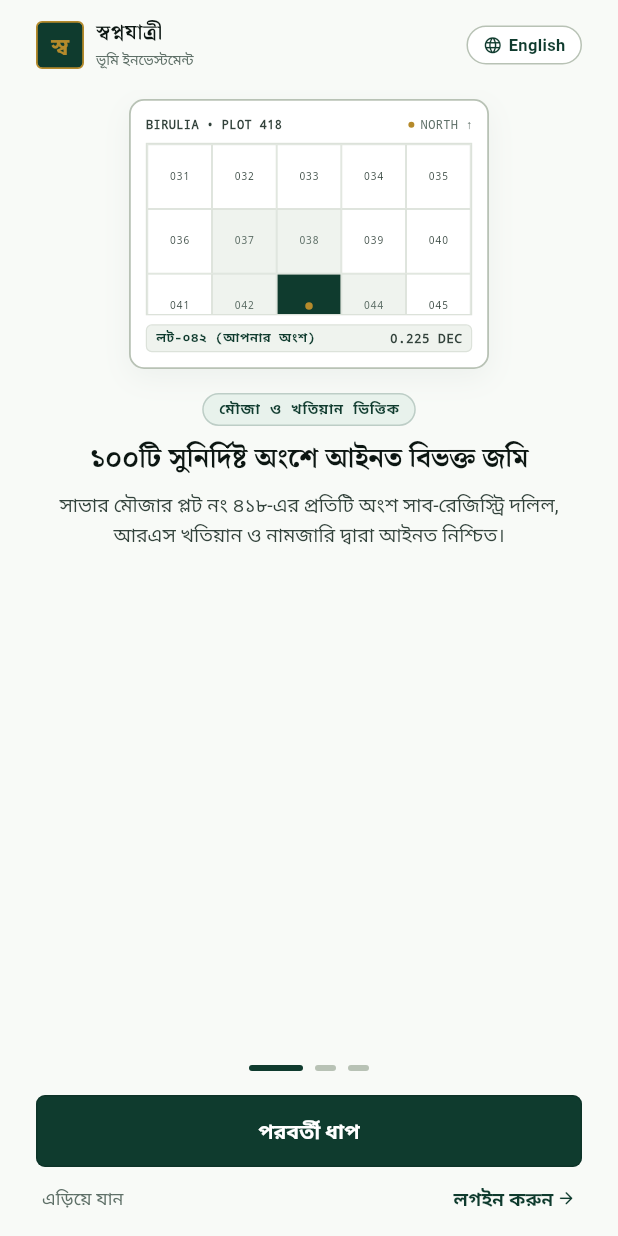
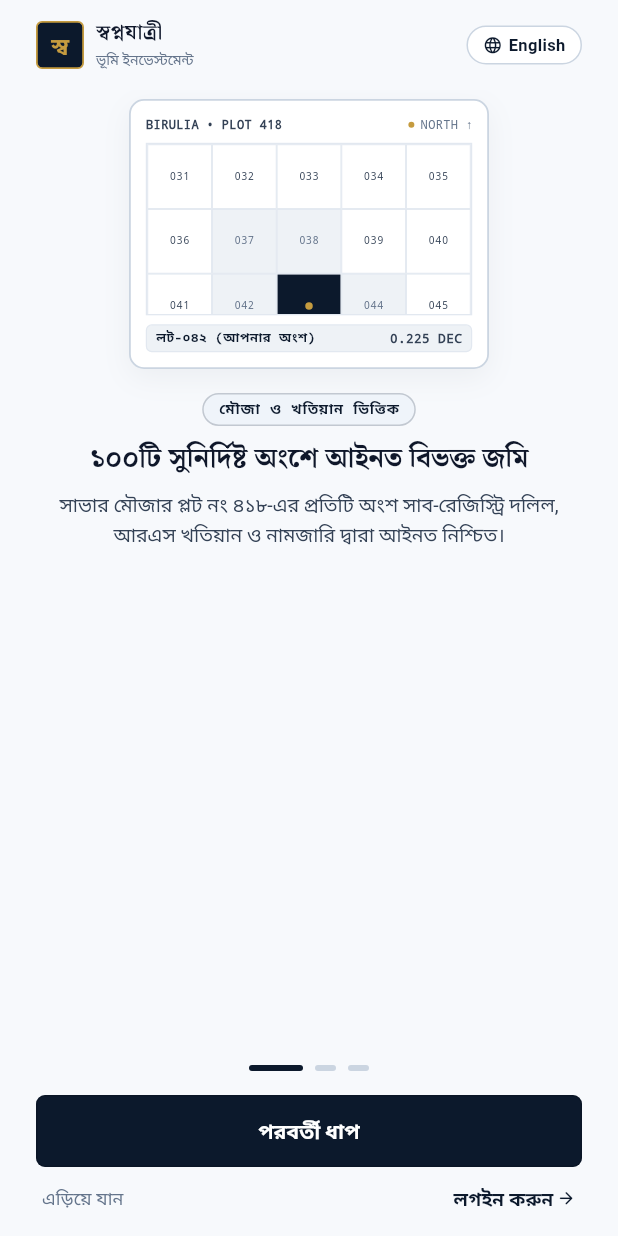
Before and after one commit to mashkurulalamohi37/investment, a Flutter app: the screen it shows after launch, on a phone screen of 412 x 824 dp. Run offline on Flutter 3.47's test engine with Material 3 defaults, Android fonts, the phone set to English and light mode, and no system bars; our stand-ins replace fl_chart, google_fonts; Roboto replaces fonts that are missing (Anek Bangla, Noto Serif Bengali).

Commit message:
feat(design): Sovereign Obsidian Navy & Champagne Gold palette, luxury holding card, custom web preloader, and responsive frame

```diff
--- a/lib/core/theme/app_colors.dart
+++ b/lib/core/theme/app_colors.dart
@@ -1,7 +1,7 @@
 import 'package:flutter/material.dart';
 
-/// Institutional Banking & Land Registry Palette ("The Khatian Concept")
-/// Exposes strictly typed tokens via [ThemeExtension<AppPalette>]
+/// Sovereign Private Wealth & Land Registry Palette
+/// Replaces generic AI-green with Majestic Obsidian Navy & Champagne Gold
 class AppPalette extends ThemeExtension<AppPalette> {
   final Color canvas;
   final Color surface;
@@ -11,10 +11,10 @@ class AppPalette extends ThemeExtension<AppPalette> {
   final Color ink;
   final Color inkSecondary;
   final Color inkTertiary;
-  final Color pine;
+  final Color pine; // Sovereign Obsidian Navy (Primary Brand Token)
   final Color pineDeep;
   final Color pineTint;
-  final Color brass;
+  final Color brass; // Warm Champagne Gold (Heritage Accent Token)
   final Color brassLight;
   final Color vermilion;
   final Color jade;
@@ -41,46 +41,46 @@ class AppPalette extends ThemeExtension<AppPalette> {
     required this.slate,
   });
 
-  /// Light — High-Contrast Royal Architectural Linen & Deep Pine
+  /// Light — Royal Silk Ivory & Sovereign Obsidian Navy
   static const light = AppPalette(
-    canvas: Color(0xFFF8FAF7),         // Crisp, pure warm linen paper with luminous clarity
-    surface: Color(0xFFFFFFFF),        // Pure paper white for cards & sheets
-    surfaceSunken: Color(0xFFEFF3EE),  // Architectural sunken wells & map fields
-    rule: Color(0xFFDCE2DA),           // Crisp, refined 1px hairline border
-    ruleStrong: Color(0xFFB8C2B5),     // Architectural frame borders & table dividers
-    ink: Color(0xFF0C1612),            // Deep obsidian charcoal — ultra-legible high contrast
-    inkSecondary: Color(0xFF32423B),   // Dark pine charcoal for secondary copy (never washed out)
-    inkTertiary: Color(0xFF5E6F67),    // Crisp metadata & labels
-    pine: Color(0xFF0F3B2E),           // Sovereign Forest Emerald (luxurious institutional depth)
-    pineDeep: Color(0xFF072119),       // Base gradient and pressed state
-    pineTint: Color(0xFFE8F2EC),       // Soft sage tint for active pills & highlight rows
-    brass: Color(0xFFB58A2B),          // Royal heritage gold & engraved seals
-    brassLight: Color(0xFFD6AB47),     // Gold highlight ring
-    vermilion: Color(0xFFB3261E),      // Registrar's stamp red
-    jade: Color(0xFF0D7A55),           // Verified badge, dividend returns, positive delta
-    amberInk: Color(0xFF9E6310),       // Pending status, escrow disclosures
-    slate: Color(0xFF283E50),          // Legal jurisdiction tags
+    canvas: Color(0xFFF7F9FC),         // Luminous warm porcelain silk
+    surface: Color(0xFFFFFFFF),        // Crisp pure porcelain surface
+    surfaceSunken: Color(0xFFEEF2F6),  // Architectural sunken well
+    rule: Color(0xFFE2E8F0),           // Crisp 1px hairline border
+    ruleStrong: Color(0xFFCBD5E1),     // Definitive frame border
+    ink: Color(0xFF0F172A),            // Deep Obsidian Charcoal — 100% legibility
+    inkSecondary: Color(0xFF334155),   // Slate Charcoal for secondary copy
+    inkTertiary: Color(0xFF64748B),    // Cool Slate for metadata & timestamps
+    pine: Color(0xFF0C192C),           // Sovereign Obsidian Navy (Royal Authority)
+    pineDeep: Color(0xFF050D18),       // Deep obsidian base
+    pineTint: Color(0xFFEFF4FA),       // Soft porcelain navy tint
+    brass: Color(0xFFC59B3F),          // Warm Brushed Champagne Gold
+    brassLight: Color(0xFFE4BD68),     // Radiant gold highlight
+    vermilion: Color(0xFFDC2626),      // Red alert & rejection
+    jade: Color(0xFF059669),           // Verified badge, dividend returns, positive delta
+    amberInk: Color(0xFFD97706),       // Warm amber for escrow disclosures
+    slate: Color(0xFF475569),          // Legal jurisdiction tags
   );
 
-  /// Dark — Luxury Obsidian Midnight & Glowing Emerald
+  /// Dark — Luxury Midnight Obsidian & Radiant Champagne Gold
   static const dark = AppPalette(
-    canvas: Color(0xFF080D0B),         // Deep obsidian velvet
-    surface: Color(0xFF101915),        // Elevated dark pine slate
-    surfaceSunken: Color(0xFF050806),  // Deep sunken well
-    rule: Color(0xFF1B2922),           // Subtle dark separator
-    ruleStrong: Color(0xFF2A3D34),     // Strong frame outline
-    ink: Color(0xFFF7FAF8),            // Pristine, crisp white text
-    inkSecondary: Color(0xFFA8B8AF),   // High-contrast readable secondary
-    inkTertiary: Color(0xFF72837B),    // Legible metadata
-    pine: Color(0xFF1E614B),           // Vibrant luminous emerald
-    pineDeep: Color(0xFF0F382C),       // Dark pine base
-    pineTint: Color(0xFF132B22),       // Dark pine highlight tint
-    brass: Color(0xFFD4AF37),          // Radiant royal gold foil
-    brassLight: Color(0xFFE8C868),     // Bright gold highlight
-    vermilion: Color(0xFFE05343),      // Red alert
-    jade: Color(0xFF22C55E),           // Glowing verified jade
-    amberInk: Color(0xFFD99B26),       // Warm gold warning
-    slate: Color(0xFF8BA5BF),          // Slate tag
+    canvas: Color(0xFF070B12),         // Midnight Obsidian Velvet
+    surface: Color(0xFF0F1726),        // Elevated Deep Navy Slate
+    surfaceSunken: Color(0xFF05080E),  // Sunken dark well
+    rule: Color(0xFF1E293B),           // Dark hairline divider
+    ruleStrong: Color(0xFF334155),     // Dark strong frame outline
+    ink: Color(0xFFF8FAFC),            // Pristine crisp white text
+    inkSecondary: Color(0xFF94A3B8),   // High-contrast readable secondary
+    inkTertiary: Color(0xFF64748B),    // Legible metadata
+    pine: Color(0xFF1E3A5F),           // Radiant Royal Navy / Cobalt
+    pineDeep: Color(0xFF0F2238),       // Base navy
+    pineTint: Color(0xFF132238),       // Dark navy highlight tint
+    brass: Color(0xFFE5B85C),          // Radiant champagne gold
+    brassLight: Color(0xFFF2D186),     // Bright gold highlight
+    vermilion: Color(0xFFEF4444),      // Red alert
+    jade: Color(0xFF10B981),           // Glowing verified jade
+    amberInk: Color(0xFFF59E0B),       // Warm gold warning
+    slate: Color(0xFF94A3B8),          // Slate tag
   );
 
   @override
@@ -154,49 +154,49 @@ extension AppPaletteContext on BuildContext {
 }
 
 class AppColors {
-  static const primary = Color(0xFF0F3B2E);
-  static const primaryDark = Color(0xFF1E614B);
-  static const primarySubtle = Color(0xFFE8F2EC);
-  static const secondary = Color(0xFFB58A2B);
-  static const accent = Color(0xFFB58A2B);
-  static const gold = Color(0xFFB58A2B);
-  static const success = Color(0xFF0D7A55);
-  static const successDark = Color(0xFF22C55E);
-  static const error = Color(0xFFB3261E);
-  static const errorLight = Color(0xFFFDE8E8);
-  static const warning = Color(0xFF9E6310);
+  static const primary = Color(0xFF0C192C);
+  static const primaryDark = Color(0xFF1E3A5F);
+  static const primarySubtle = Color(0xFFEFF4FA);
+  static const secondary = Color(0xFFC59B3F);
+  static const accent = Color(0xFFC59B3F);
+  static const gold = Color(0xFFC59B3F);
+  static const success = Color(0xFF059669);
+  static const successDark = Color(0xFF10B981);
+  static const error = Color(0xFFDC2626);
+  static const errorLight = Color(0xFFFEE2E2);
+  static const warning = Color(0xFFD97706);
 
-  static const lightBg = Color(0xFFF8FAF7);
-  static const darkBg = Color(0xFF080D0B);
+  static const lightBg = Color(0xFFF7F9FC);
+  static const darkBg = Color(0xFF070B12);
   static const lightSurface = Color(0xFFFFFFFF);
-  static const darkSurface = Color(0xFF101915);
+  static const darkSurface = Color(0xFF0F1726);
   static const lightCard = Color(0xFFFFFFFF);
-  static const darkCard = Color(0xFF101915);
-  static const lightCardBorder = Color(0xFFDCE2DA);
-  static const darkCardBorder = Color(0xFF1B2922);
+  static const darkCard = Color(0xFF0F1726);
+  static const lightCardBorder = Color(0xFFE2E8F0);
+  static const darkCardBorder = Color(0xFF1E293B);
 
-  static const lightTextPrimary = Color(0xFF0C1612);
-  static const darkTextPrimary = Color(0xFFF7FAF8);
-  static const lightTextSecondary = Color(0xFF32423B);
-  static const darkTextSecondary = Color(0xFFA8B8AF);
-  static const lightTextMuted = Color(0xFF5E6F67);
-  static const darkTextMuted = Color(0xFF72837B);
+  static const lightTextPrimary = Color(0xFF0F172A);
+  static const darkTextPrimary = Color(0xFFF8FAFC);
+  static const lightTextSecondary = Color(0xFF334155);
+  static const darkTextSecondary = Color(0xFF94A3B8);
+  static const lightTextMuted = Color(0xFF64748B);
+  static const darkTextMuted = Color(0xFF64748B);
 
   static const holdingCardGradientLight = LinearGradient(
-    begin: Alignment.topCenter,
-    end: Alignment.bottomCenter,
+    begin: Alignment.topLeft,
+    end: Alignment.bottomRight,
     colors: [
-      Color(0xFF0F3B2E),
-      Color(0xFF09251D),
+      Color(0xFF0C192C),
+      Color(0xFF162740),
     ],
   );
 
   static const holdingCardGradientDark = LinearGradient(
-    begin: Alignment.topCenter,
-    end: Alignment.bottomCenter,
+    begin: Alignment.topLeft,
+    end: Alignment.bottomRight,
     colors: [
-      Color(0xFF142B23),
-      Color(0xFF0B1914),
+      Color(0xFF0D1829),
+      Color(0xFF17283F),
     ],
   );
 }
--- a/lib/main.dart
+++ b/lib/main.dart
@@ -44,20 +44,26 @@ class _SwapnojatriAppState extends State<SwapnojatriApp> {
                   // Desktop / Large screen frame wrapper
                   if (constraints.maxWidth > 500) {
                     return Scaffold(
-                      backgroundColor: isDark ? const Color(0xFF070A08) : const Color(0xFFE5E7E2),
-                      body: Center(
+                      backgroundColor: isDark ? const Color(0xFF070B12) : const Color(0xFFE8ECEF),
+                      body: SafeArea(
+                        child: Center(
                           child: Container(
-                          constraints: const BoxConstraints(maxWidth: 440, maxHeight: 920),
+                            constraints: BoxConstraints(
+                              maxWidth: 440,
+                              maxHeight: constraints.maxHeight.clamp(0.0, 920.0),
+                            ),
                             decoration: BoxDecoration(
+                              color: isDark ? const Color(0xFF070B12) : const Color(0xFFF7F9FC),
+                              borderRadius: constraints.maxHeight > 700 ? BorderRadius.circular(16) : BorderRadius.zero,
                               boxShadow: [
                                 BoxShadow(
-                                color: Colors.black.withValues(alpha: isDark ? 0.4 : 0.12),
-                                blurRadius: 32,
+                                  color: Colors.black.withValues(alpha: isDark ? 0.4 : 0.1),
+                                  blurRadius: 28,
                                   offset: const Offset(0, 8),
                                 ),
                               ],
                             ),
-                          child: ClipRect(
+                            clipBehavior: Clip.antiAlias,
                             child: child ?? const SizedBox.shrink(),
                           ),
                         ),
```
Also changed, not shown: lib/core/widgets/custom_bottom_nav.dart (+15 -2 lines), lib/core/widgets/holding_card.dart (+55 -39 lines), 1 other file. Lines whose indentation alone changed are shown as unchanged.
